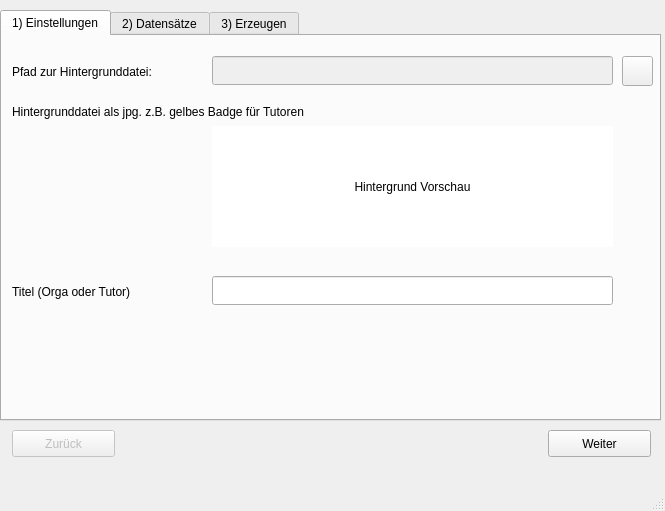
The window that gui.ui (KuntzeM/EWOBadges) describes before a commit, drawn with Qt 5.
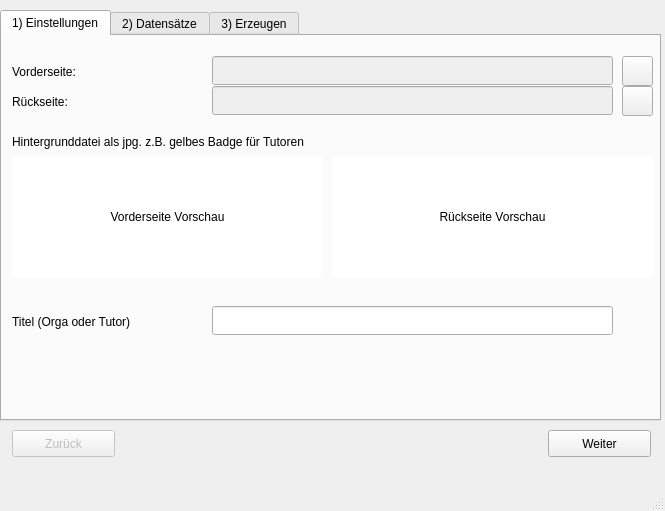
The same window after the commit. Icons and pictures are not drawn.

What changed in the file:
```diff
--- a/gui.ui
+++ b/gui.ui
@@ -93,7 +93,7 @@
        </rect>
       </property>
       <property name="text">
-       <string>Pfad zur Hintergrunddatei:</string>
+       <string>Vorderseite:</string>
       </property>
      </widget>
      <widget class="QLineEdit" name="edit_path_bg">
@@ -122,7 +122,7 @@
       <property name="geometry">
        <rect>
         <x>10</x>
-        <y>60</y>
+        <y>90</y>
         <width>601</width>
         <height>31</height>
        </rect>
@@ -160,9 +160,9 @@
      <widget class="QLabel" name="label_bg_prev">
       <property name="geometry">
        <rect>
-        <x>210</x>
-        <y>90</y>
-        <width>401</width>
+        <x>10</x>
+        <y>120</y>
+        <width>311</width>
         <height>121</height>
        </rect>
       </property>
@@ -585,7 +585,7 @@
        <bool>true</bool>
       </property>
       <property name="text">
-       <string>Hintergrund Vorschau</string>
+       <string>Vorderseite Vorschau</string>
       </property>
       <property name="textFormat">
        <enum>Qt::AutoText</enum>
@@ -604,7 +604,7 @@
       <property name="geometry">
        <rect>
         <x>210</x>
-        <y>240</y>
+        <y>270</y>
         <width>401</width>
         <height>29</height>
        </rect>
@@ -626,7 +626,7 @@
       <property name="geometry">
        <rect>
         <x>10</x>
-        <y>240</y>
+        <y>270</y>
         <width>201</width>
         <height>31</height>
        </rect>
@@ -635,6 +635,504 @@
        <string>Titel (Orga oder Tutor)</string>
       </property>
      </widget>
+     <widget class="QLabel" name="label_background_2">
+      <property name="geometry">
+       <rect>
+        <x>10</x>
+        <y>50</y>
+        <width>201</width>
+        <height>31</height>
+       </rect>
+      </property>
+      <property name="text">
+       <string>Rückseite:</string>
+      </property>
+     </widget>
+     <widget class="QPushButton" name="button_background_2">
+      <property name="geometry">
+       <rect>
+        <x>620</x>
+        <y>50</y>
+        <width>31</width>
+        <height>30</height>
+       </rect>
+      </property>
+      <property name="text">
+       <string/>
+      </property>
+      <property name="icon">
+       <iconset>
+        <normaloff>misc/images/fileopen.gif</normaloff>misc/images/fileopen.gif</iconset>
+      </property>
+      <property name="default">
+       <bool>false</bool>
+      </property>
+      <property name="flat">
+       <bool>false</bool>
+      </property>
+     </widget>
+     <widget class="QLineEdit" name="edit_path_bg_2">
+      <property name="enabled">
+       <bool>false</bool>
+      </property>
+      <property name="geometry">
+       <rect>
+        <x>210</x>
+        <y>50</y>
+        <width>401</width>
+        <height>29</height>
+       </rect>
+      </property>
+      <property name="inputMask">
+       <string notr="true"/>
+      </property>
+      <property name="readOnly">
+       <bool>true</bool>
+      </property>
+      <property name="placeholderText">
+       <string notr="true"/>
+      </property>
+     </widget>
+     <widget class="QLabel" name="label_bg_prev_2">
+      <property name="geometry">
+       <rect>
+        <x>330</x>
+        <y>120</y>
+        <width>321</width>
+        <height>121</height>
+       </rect>
+      </property>
+      <property name="palette">
+       <palette>
+        <active>
+         <colorrole role="WindowText">
+          <brush brushstyle="SolidPattern">
+           <color alpha="255">
+            <red>0</red>
+            <green>0</green>
+            <blue>0</blue>
+           </color>
+          </brush>
+         </colorrole>
+         <colorrole role="Button">
+          <brush brushstyle="SolidPattern">
+           <color alpha="255">
+            <red>255</red>
+            <green>255</green>
+            <blue>255</blue>
+           </color>
+          </brush>
+         </colorrole>
+         <colorrole role="Light">
+          <brush brushstyle="SolidPattern">
+           <color alpha="255">
+            <red>255</red>
+            <green>255</green>
+            <blue>255</blue>
+           </color>
+          </brush>
+         </colorrole>
+         <colorrole role="Midlight">
+          <brush brushstyle="SolidPattern">
+           <color alpha="255">
+            <red>255</red>
+            <green>255</green>
+            <blue>255</blue>
+           </color>
+          </brush>
+         </colorrole>
+         <colorrole role="Dark">
+          <brush brushstyle="SolidPattern">
+           <color alpha="255">
+            <red>127</red>
+            <green>127</green>
+            <blue>127</blue>
+           </color>
+          </brush>
+         </colorrole>
+         <colorrole role="Mid">
+          <brush brushstyle="SolidPattern">
+           <color alpha="255">
+            <red>170</red>
+            <green>170</green>
+            <blue>170</blue>
+           </color>
+          </brush>
+         </colorrole>
+         <colorrole role="Text">
+          <brush brushstyle="SolidPattern">
+           <color alpha="255">
+            <red>0</red>
+            <green>0</green>
+            <blue>0</blue>
+           </color>
+          </brush>
+         </colorrole>
+         <colorrole role="BrightText">
+          <brush brushstyle="SolidPattern">
+           <color alpha="255">
+            <red>255</red>
+            <green>255</green>
+            <blue>255</blue>
+           </color>
+          </brush>
+         </colorrole>
+         <colorrole role="ButtonText">
+          <brush brushstyle="SolidPattern">
+           <color alpha="255">
+            <red>0</red>
+            <green>0</green>
+            <blue>0</blue>
+           </color>
+          </brush>
+         </colorrole>
+         <colorrole role="Base">
+          <brush brushstyle="SolidPattern">
+           <color alpha="255">
+            <red>255</red>
+            <green>255</green>
+            <blue>255</blue>
+           </color>
+          </brush>
+         </colorrole>
+         <colorrole role="Window">
+          <brush brushstyle="SolidPattern">
+           <color alpha="255">
+            <red>255</red>
+            <green>255</green>
+            <blue>255</blue>
+           </color>
+          </brush>
+         </colorrole>
+         <colorrole role="Shadow">
+          <brush brushstyle="SolidPattern">
+           <color alpha="255">
+            <red>0</red>
+            <green>0</green>
+            <blue>0</blue>
+           </color>
+          </brush>
+         </colorrole>
+         <colorrole role="AlternateBase">
+          <brush brushstyle="SolidPattern">
+           <color alpha="255">
+            <red>255</red>
+            <green>255</green>
+            <blue>255</blue>
+           </color>
+          </brush>
+         </colorrole>
+         <colorrole role="ToolTipBase">
+          <brush brushstyle="SolidPattern">
+           <color alpha="255">
+            <red>255</red>
+            <green>255</green>
+            <blue>220</blue>
+           </color>
+          </brush>
+         </colorrole>
+         <colorrole role="ToolTipText">
+          <brush brushstyle="SolidPattern">
+           <color alpha="255">
+            <red>0</red>
+            <green>0</green>
+            <blue>0</blue>
+           </color>
+          </brush>
+         </colorrole>
+        </active>
+        <inactive>
+         <colorrole role="WindowText">
+          <brush brushstyle="SolidPattern">
+           <color alpha="255">
+            <red>0</red>
+            <green>0</green>
+            <blue>0</blue>
+           </color>
+          </brush>
+         </colorrole>
+         <colorrole role="Button">
+          <brush brushstyle="SolidPattern">
+           <color alpha="255">
+            <red>255</red>
+            <green>255</green>
+            <blue>255</blue>
+           </color>
+          </brush>
+         </colorrole>
+         <colorrole role="Light">
+          <brush brushstyle="SolidPattern">
+           <color alpha="255">
+            <red>255</red>
+            <green>255</green>
+            <blue>255</blue>
+           </color>
+          </brush>
+         </colorrole>
+         <colorrole role="Midlight">
+          <brush brushstyle="SolidPattern">
+           <color alpha="255">
+            <red>255</red>
+            <green>255</green>
+            <blue>255</blue>
+           </color>
+          </brush>
+         </colorrole>
+         <colorrole role="Dark">
+          <brush brushstyle="SolidPattern">
+           <color alpha="255">
+            <red>127</red>
+            <green>127</green>
+            <blue>127</blue>
+           </color>
+          </brush>
+         </colorrole>
+         <colorrole role="Mid">
+          <brush brushstyle="SolidPattern">
+           <color alpha="255">
+            <red>170</red>
+            <green>170</green>
+            <blue>170</blue>
+           </color>
+          </brush>
+         </colorrole>
+         <colorrole role="Text">
+          <brush brushstyle="SolidPattern">
+           <color alpha="255">
+            <red>0</red>
+            <green>0</green>
+            <blue>0</blue>
+           </color>
+          </brush>
+         </colorrole>
+         <colorrole role="BrightText">
+          <brush brushstyle="SolidPattern">
+           <color alpha="255">
+            <red>255</red>
+            <green>255</green>
+            <blue>255</blue>
+           </color>
+          </brush>
+         </colorrole>
+         <colorrole role="ButtonText">
+          <brush brushstyle="SolidPattern">
+           <color alpha="255">
+            <red>0</red>
+            <green>0</green>
+            <blue>0</blue>
+           </color>
+          </brush>
+         </colorrole>
+         <colorrole role="Base">
+          <brush brushstyle="SolidPattern">
+           <color alpha="255">
+            <red>255</red>
+            <green>255</green>
+            <blue>255</blue>
+           </color>
+          </brush>
+         </colorrole>
+         <colorrole role="Window">
+          <brush brushstyle="SolidPattern">
+           <color alpha="255">
+            <red>255</red>
+            <green>255</green>
+            <blue>255</blue>
+           </color>
+          </brush>
+         </colorrole>
+         <colorrole role="Shadow">
+          <brush brushstyle="SolidPattern">
+           <color alpha="255">
+            <red>0</red>
+            <green>0</green>
+            <blue>0</blue>
+           </color>
+          </brush>
+         </colorrole>
+         <colorrole role="AlternateBase">
+          <brush brushstyle="SolidPattern">
+           <color alpha="255">
+            <red>255</red>
+            <green>255</green>
+            <blue>255</blue>
+           </color>
+          </brush>
+         </colorrole>
+         <colorrole role="ToolTipBase">
+          <brush brushstyle="SolidPattern">
+           <color alpha="255">
+            <red>255</red>
+            <green>255</green>
+            <blue>220</blue>
+           </color>
+          </brush>
+         </colorrole>
+         <colorrole role="ToolTipText">
+          <brush brushstyle="SolidPattern">
+           <color alpha="255">
+            <red>0</red>
+            <green>0</green>
+            <blue>0</blue>
+           </color>
+          </brush>
+         </colorrole>
+        </inactive>
+        <disabled>
+         <colorrole role="WindowText">
+          <brush brushstyle="SolidPattern">
+           <color alpha="255">
+            <red>127</red>
+            <green>127</green>
+            <blue>127</blue>
+           </color>
+          </brush>
+         </colorrole>
+         <colorrole role="Button">
+          <brush brushstyle="SolidPattern">
+           <color alpha="255">
+            <red>255</red>
+            <green>255</green>
+            <blue>255</blue>
+           </color>
+          </brush>
+         </colorrole>
+         <colorrole role="Light">
+          <brush brushstyle="SolidPattern">
+           <color alpha="255">
+            <red>255</red>
+            <green>255</green>
+            <blue>255</blue>
+           </color>
+          </brush>
+         </colorrole>
+         <colorrole role="Midlight">
+          <brush brushstyle="SolidPattern">
+           <color alpha="255">
+            <red>255</red>
+            <green>255</green>
+            <blue>255</blue>
+           </color>
+          </brush>
+         </colorrole>
+         <colorrole role="Dark">
+          <brush brushstyle="SolidPattern">
+           <color alpha="255">
+            <red>127</red>
+            <green>127</green>
+            <blue>127</blue>
+           </color>
+          </brush>
+         </colorrole>
+         <colorrole role="Mid">
+          <brush brushstyle="SolidPattern">
+           <color alpha="255">
+            <red>170</red>
+            <green>170</green>
+            <blue>170</blue>
+           </color>
+          </brush>
+         </colorrole>
+         <colorrole role="Text">
+          <brush brushstyle="SolidPattern">
+           <color alpha="255">
+            <red>127</red>
+            <green>127</green>
+            <blue>127</blue>
+           </color>
+          </brush>
+         </colorrole>
+         <colorrole role="BrightText">
+          <brush brushstyle="SolidPattern">
+           <color alpha="255">
+            <red>255</red>
+            <green>255</green>
+            <blue>255</blue>
+           </color>
+          </brush>
+         </colorrole>
+         <colorrole role="ButtonText">
+          <brush brushstyle="SolidPattern">
+           <color alpha="255">
+            <red>127</red>
+            <green>127</green>
+            <blue>127</blue>
+           </color>
+          </brush>
+         </colorrole>
+         <colorrole role="Base">
+          <brush brushstyle="SolidPattern">
+           <color alpha="255">
+            <red>255</red>
+            <green>255</green>
+            <blue>255</blue>
+           </color>
+          </brush>
+         </colorrole>
+         <colorrole role="Window">
+          <brush brushstyle="SolidPattern">
+           <color alpha="255">
+            <red>255</red>
+            <green>255</green>
+            <blue>255</blue>
+           </color>
+          </brush>
+         </colorrole>
+         <colorrole role="Shadow">
+          <brush brushstyle="SolidPattern">
+           <color alpha="255">
+            <red>0</red>
+            <green>0</green>
+            <blue>0</blue>
+           </color>
+          </brush>
+         </colorrole>
+         <colorrole role="AlternateBase">
+          <brush brushstyle="SolidPattern">
+           <color alpha="255">
+            <red>255</red>
+            <green>255</green>
+            <blue>255</blue>
+           </color>
+          </brush>
+         </colorrole>
+         <colorrole role="ToolTipBase">
+          <brush brushstyle="SolidPattern">
+           <color alpha="255">
+            <red>255</red>
+            <green>255</green>
+            <blue>220</blue>
+           </color>
+          </brush>
+         </colorrole>
+         <colorrole role="ToolTipText">
+          <brush brushstyle="SolidPattern">
+           <color alpha="255">
+            <red>0</red>
+            <green>0</green>
+            <blue>0</blue>
+           </color>
+          </brush>
+         </colorrole>
+        </disabled>
+       </palette>
+      </property>
+      <property name="autoFillBackground">
+       <bool>true</bool>
+      </property>
+      <property name="text">
+       <string>Rückseite Vorschau</string>
+      </property>
+      <property name="textFormat">
+       <enum>Qt::AutoText</enum>
+      </property>
+      <property name="scaledContents">
+       <bool>false</bool>
+      </property>
+      <property name="alignment">
+       <set>Qt::AlignCenter</set>
+      </property>
+     </widget>
     </widget>
     <widget class="QWidget" name="tab_database">
      <attribute name="title">
```
Left out of the diff: 10 changed lines with no effect on the pictures.
